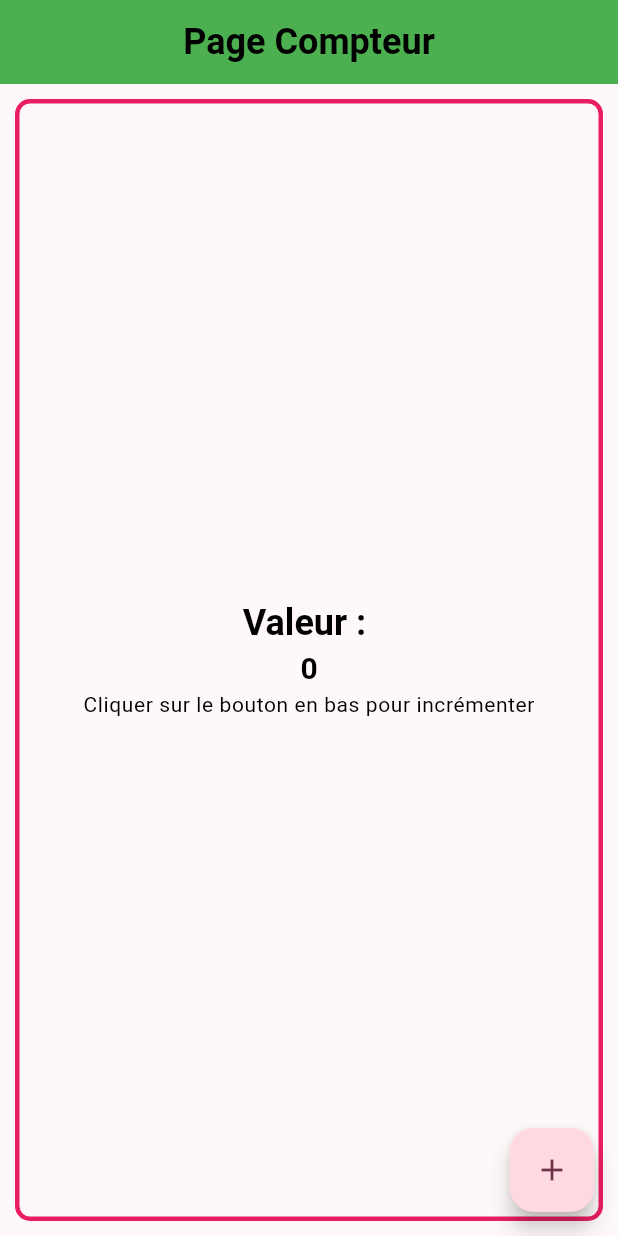
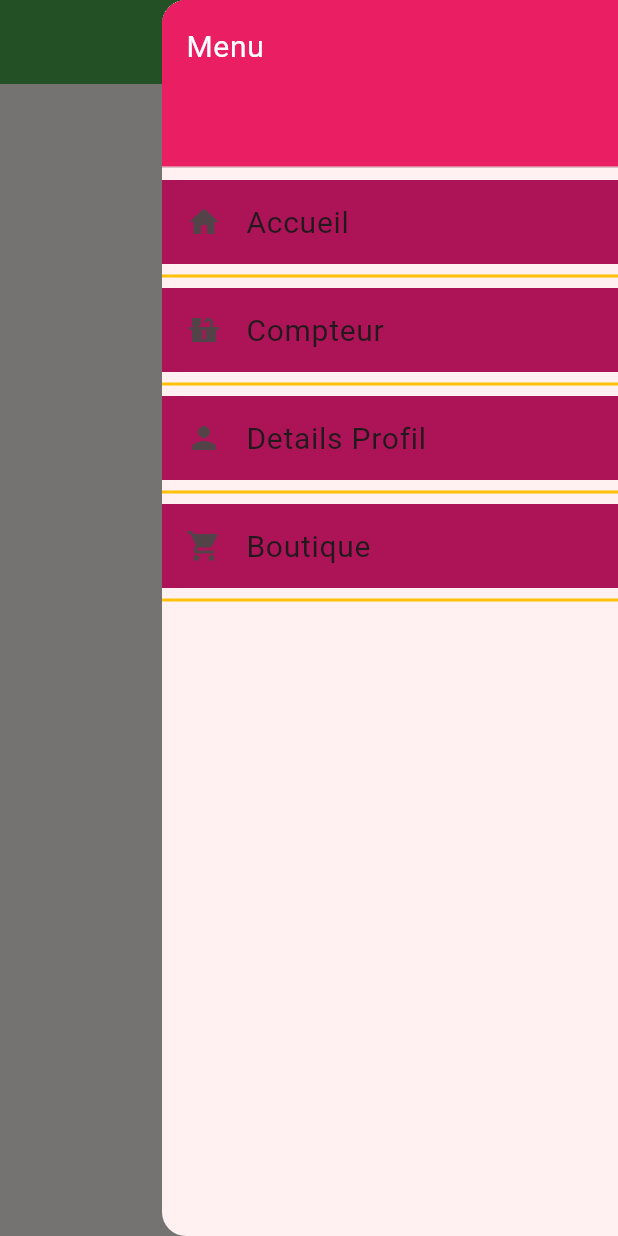
Before and after one commit to antaal/app_api_rest_boutique, a Flutter app: the screen it shows after launch, with the side drawer open (before the commit the screen has no drawer), on a phone screen of 412 x 824 dp. Run offline on Flutter 3.47's test engine with Material 3 defaults, Android fonts, the phone set to English and light mode, and no system bars; our stand-ins replace material_ui.

Commit message:
Création du EnDrawer

```diff
--- /dev/null
+++ b/lib/components/end_drawer_perso.dart
@@ -0,0 +1,88 @@
+import 'package:material_ui/material_ui.dart';
+
+class EndDrawerPerso extends StatefulWidget {
+  const EndDrawerPerso({super.key});
+
+  @override
+  State<EndDrawerPerso> createState() => _EndDrawerPersoState();
+}
+
+class _EndDrawerPersoState extends State<EndDrawerPerso> {
+  @override
+  Widget build(BuildContext context) {
+    return Drawer(
+      child: ListView(
+        children: [
+          SizedBox(
+            height: 120,
+            child: DrawerHeader(
+              decoration: BoxDecoration(
+                color: Theme.of(context).colorScheme.primary,
+              ),
+              child: Text('Menu'),
+            ),
+          ),
+          ListTile(
+            leading: Icon(Icons.home),
+            tileColor: Theme.of(context).colorScheme.secondary,
+            title: Text('Accueil'),
+            onTap: (){
+              Navigator.pushNamedAndRemoveUntil(
+                context,
+                 "/page-accueil",
+                 (predicate)=>false,
+                 );
+            },
+          ),
+         Divider(
+          color: Theme.of(context).colorScheme.tertiary, thickness: 2,),
+
+                ListTile(
+            leading: Icon(Icons.countertops),
+            tileColor: Theme.of(context).colorScheme.secondary,
+            title: Text('Compteur'),
+            onTap: (){
+              Navigator.pushNamedAndRemoveUntil(
+                context,
+                 "/pagecompteur",
+                 (predicate)=>false,
+                 );
+            },
+          ),
+         Divider(
+          color: Theme.of(context).colorScheme.tertiary, thickness: 2,),
+
+
+          ListTile(
+            leading: Icon(Icons.person),
+            tileColor: Theme.of(context).colorScheme.secondary,
+            title: Text('Details Profil'),
+            onTap: (){
+              Navigator.pushNamedAndRemoveUntil(
+                context,
+                 "/page-details-profil",
+                 (predicate)=>false,
+                 );
+            },
+          ),
+         Divider(
+          color: Theme.of(context).colorScheme.tertiary, thickness: 2,),
+               ListTile(
+            leading: Icon(Icons.shopping_cart),
+            tileColor: Theme.of(context).colorScheme.secondary,
+            title: Text('Boutique'),
+            onTap: (){
+              Navigator.pushNamedAndRemoveUntil(
+                context,
+                 "/page-boutique",
+                 (predicate)=>false,
+                 );
+            },
+          ),
+         Divider(
+          color: Theme.of(context).colorScheme.tertiary, thickness: 2,),
+        ],
+      ),
+    );
+  }
+}
--- a/lib/main.dart
+++ b/lib/main.dart
@@ -1,8 +1,7 @@
-import 'package:app_api_rest_boutique/pages/page_compteur.dart';
+import 'package:app_api_rest_boutique/pages/page_accueil.dart';
 import 'package:app_api_rest_boutique/utils/app_constants.dart';
 import 'package:app_api_rest_boutique/utils/routeur.dart';
 import 'package:app_api_rest_boutique/utils/theme_perso.dart';
-import 'package:flutter/widgets.dart';
 import 'package:material_ui/material_ui.dart';
 
 
@@ -24,7 +23,8 @@ class MonAppli extends StatelessWidget {
       darkTheme: ThemePerso.modeSombre,
       initialRoute: Routeur.routeInitial,
       onUnknownRoute: (settings) =>
-      MaterialPageRoute(builder: (context)=> PageCompteur()),
+      MaterialPageRoute(builder: (context)=> PageAccueil()),
+      routes: Routeur.routes,
     );
   }
 }
--- a/lib/pages/page_accueil.dart
+++ b/lib/pages/page_accueil.dart
@@ -1,4 +1,6 @@
+import 'package:app_api_rest_boutique/components/end_drawer_perso.dart';
 import 'package:flutter/widgets.dart';
+import 'package:material_ui/material_ui.dart';
 
 class PageAccueil extends StatefulWidget {
   const PageAccueil({super.key});
@@ -10,6 +12,15 @@ class PageAccueil extends StatefulWidget {
 class _PageAccueilState extends State<PageAccueil> {
   @override
   Widget build(BuildContext context) {
-    return const Placeholder();
+    return Scaffold(
+      endDrawer:  EndDrawerPerso(),
+      appBar: AppBar(
+        backgroundColor: Theme.of(context).appBarTheme.backgroundColor,
+        foregroundColor: Theme.of(context).appBarTheme.foregroundColor,
+        title: Text("Page Accueil"),
+      ),
+      );
+
+
   }
 }
--- a/lib/pages/page_compteur.dart
+++ b/lib/pages/page_compteur.dart
@@ -1,3 +1,4 @@
+import 'package:app_api_rest_boutique/components/end_drawer_perso.dart';
 import 'package:flutter/widgets.dart';
 import 'package:material_ui/material_ui.dart';
 
@@ -14,6 +15,7 @@ class _PageCompteurState extends State<PageCompteur> {
   Widget build(BuildContext context) {
 
     return Scaffold(
+      endDrawer:  EndDrawerPerso(),
 appBar: AppBar(
   backgroundColor: Theme.of(context).appBarTheme.backgroundColor,
   foregroundColor: Theme.of(context).appBarTheme.foregroundColor,
--- a/lib/utils/theme_perso.dart
+++ b/lib/utils/theme_perso.dart
@@ -75,52 +75,52 @@ bodySmall: TextStyle(
   useMaterial3: true,
   appBarTheme: AppBarTheme(
     backgroundColor: Colors.green,
-    foregroundColor: Colors.black,
+    foregroundColor: Colors.white,
     centerTitle: true,
   ),
   textTheme: TextTheme(
 titleLarge: TextStyle(
-  color: Colors.black,
+  color: Colors.white,
   fontSize: 24,
   fontWeight: FontWeight.bold,
 ),
 titleMedium: TextStyle(
-  color: Colors.black,
+  color: Colors.white,
   fontSize: 20,
   fontWeight: FontWeight.bold,
 ),
 titleSmall: TextStyle(
-   color: Colors.black,
+   color: Colors.white,
   fontSize: 16,
   fontWeight: FontWeight.bold,
 ),
 headlineLarge: TextStyle(
-  color: Colors.black,
+  color: Colors.white,
   fontSize: 26,
   fontWeight: FontWeight.bold,
 ),
 headlineMedium: TextStyle(
-  color: Colors.black,
+  color: Colors.white,
   fontSize: 22,
   fontWeight: FontWeight.bold,
 ),
 headlineSmall: TextStyle(
-  color: Colors.black,
+  color: Colors.white,
   fontSize: 18,
   fontWeight: FontWeight.bold,
 ),
 bodyLarge: TextStyle(
-  color: Colors.black,
+  color: Colors.white,
   fontSize: 20,
   fontWeight: FontWeight.normal,
 ),
 bodyMedium: TextStyle(
-  color: Colors.black,
+  color: Colors.white,
   fontSize: 16,
   fontWeight: FontWeight.normal,
 ),
 bodySmall: TextStyle(
-  color: Colors.black,
+  color: Colors.white,
   fontSize: 14,
   fontWeight: FontWeight.normal,
 ),
```
